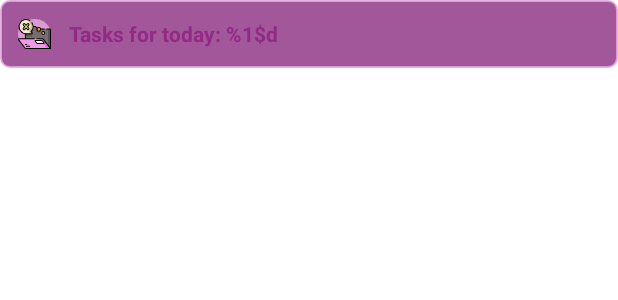
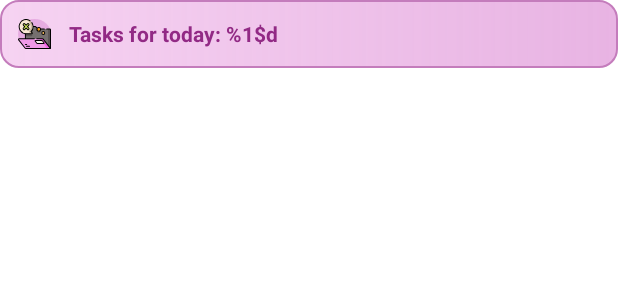
Before and after one commit to dentorion/Tasks, an Android app: the layout light_tasks_widget.xml on its own in the app's theme, with its tools: preview values and no code run, on a phone screen of 412 x 824 dp. Shown: the top 300 px of the screen. Run offline under Robolectric (Android 15) with nearby library versions, the phone set to English and light mode, and no system bars.

Commit message:
Update background widget.

```diff
--- a/app/src/main/res/layout/light_tasks_widget.xml
+++ b/app/src/main/res/layout/light_tasks_widget.xml
@@ -1,10 +1,10 @@
 <LinearLayout xmlns:android="http://schemas.android.com/apk/res/android"
     xmlns:app="http://schemas.android.com/apk/res-auto"
+    xmlns:tools="http://schemas.android.com/tools"
     android:id="@+id/appwidget_root"
-    xmlns:tools="http://schemas.android.com/tools"
     android:layout_width="match_parent"
     android:layout_height="45dp"
-    android:background="@drawable/widget_background"
+    android:background="@drawable/section_selected_background"
     android:orientation="horizontal"
     android:paddingHorizontal="12dp">
 
@@ -16,16 +16,16 @@
         android:layout_weight="0"
         app:srcCompat="@drawable/empty_radio_state_unchecked" />
 
-        <TextView
-            android:id="@+id/appwidget_tasks_quantity"
-            android:layout_width="match_parent"
-            android:layout_height="wrap_content"
-            android:textSize="14sp"
-            android:layout_marginStart="12dp"
-            android:layout_marginHorizontal="4dp"
-            android:layout_gravity="center|center_vertical"
-            android:textStyle="bold"
-            android:textColor="@color/main"
-            android:text="@string/widget_tasks_count" />
+    <TextView
+        android:id="@+id/appwidget_tasks_quantity"
+        android:layout_width="match_parent"
+        android:layout_height="wrap_content"
+        android:layout_gravity="center|center_vertical"
+        android:layout_marginHorizontal="4dp"
+        android:layout_marginStart="12dp"
+        android:text="@string/widget_tasks_count"
+        android:textColor="@color/main"
+        android:textSize="14sp"
+        android:textStyle="bold" />
 
 </LinearLayout>
```
